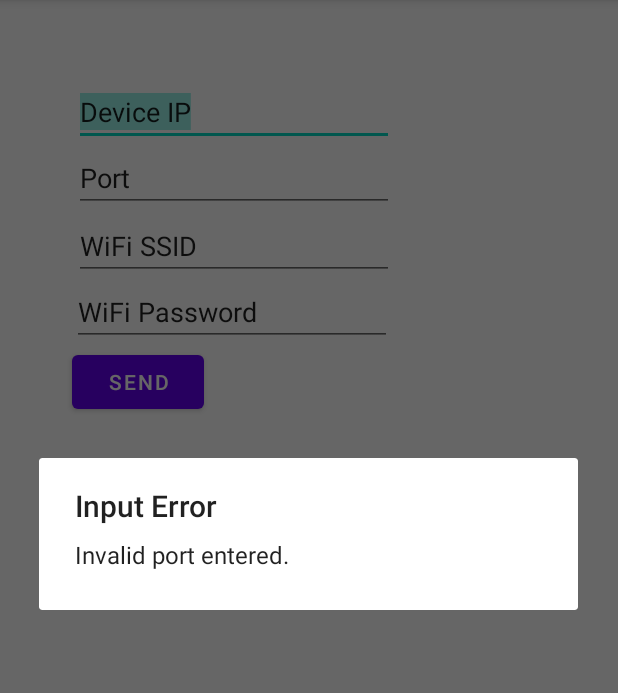
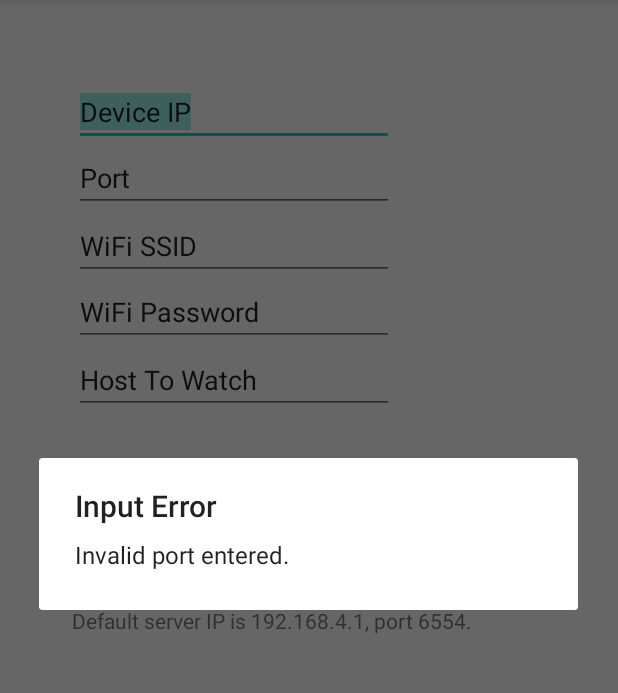
Before and after one commit to Eliasin/serverResetterClient, an Android app: the screen it shows after launch (MainActivity), after a tap on "SEND", on a phone screen of 412 x 824 dp, the part 84-777 px from its top. Run offline under Robolectric (Android 15) with nearby library versions, the phone set to English and light mode, and no system bars.

Commit message:
Add host to watch field and cache previous settings

```diff
--- a/app/src/main/java/com/example/serverresetterclient/MainActivity.kt
+++ b/app/src/main/java/com/example/serverresetterclient/MainActivity.kt
@@ -1,18 +1,17 @@
 package com.example.serverresetterclient
 
+import android.content.Context
 import androidx.appcompat.app.AppCompatActivity
 import android.os.Bundle
-import android.util.Log
 import android.view.View
-import android.widget.Button
 import android.widget.TextView
 import androidx.appcompat.app.AlertDialog
-import java.io.IOError
 import java.io.IOException
 import java.lang.IllegalArgumentException
 import java.lang.NumberFormatException
 import java.net.Socket
 import java.net.UnknownHostException
+import java.util.concurrent.atomic.AtomicBoolean
 import kotlin.concurrent.thread
 
 fun padByteArray(byteArray: ByteArray, size: Int, padding: Byte = 0): ByteArray {
@@ -38,21 +37,57 @@ fun displayAlert(view: View, title: String, message: String) {
 
 const val MAX_SSID_LENGTH: Int = 32
 const val MAX_PASSWORD_LENGTH: Int = 63
+const val MAX_HOST_LENGTH: Int = 32
 
 class MainActivity : AppCompatActivity() {
+    private var currentlyHandlingRequest: AtomicBoolean = AtomicBoolean(false)
+
     override fun onCreate(savedInstanceState: Bundle?) {
         super.onCreate(savedInstanceState)
         setContentView(R.layout.activity_main)
+
+        val preferences = getPreferences(Context.MODE_PRIVATE)
+        if (preferences.contains("deviceIP") && preferences.contains("port") && preferences.contains("ssid") && preferences.contains("password") && preferences.contains("hostToWatch")) {
+            val deviceIP = findViewById<TextView>(R.id.deviceIP)
+            val port = findViewById<TextView>(R.id.port)
+            val wifiSSID = findViewById<TextView>(R.id.wifiSSID)
+            val wifiPassword = findViewById<TextView>(R.id.wifiPassword)
+            val hostToWatch = findViewById<TextView>(R.id.hostToWatch)
+
+            deviceIP.text = preferences.getString("deviceIP", "")
+            port.text = preferences.getString("port", "")
+            wifiSSID.text = preferences.getString("ssid", "")
+            wifiPassword.text = preferences.getString("password", "")
+            hostToWatch.text = preferences.getString("hostToWatch", "")
+        }
     }
 
     fun sendConfiguration(view: View) {
+        if (currentlyHandlingRequest.get()) {
+            return
+        }
+
         val deviceIP = findViewById<TextView>(R.id.deviceIP)
         val port = findViewById<TextView>(R.id.port)
         val wifiSSID = findViewById<TextView>(R.id.wifiSSID)
         val wifiPassword = findViewById<TextView>(R.id.wifiPassword)
+        val hostToWatch = findViewById<TextView>(R.id.hostToWatch)
+
+        val preferences = getPreferences(Context.MODE_PRIVATE)
+        with(preferences.edit()) {
+            putString("deviceIP", deviceIP.text.toString())
+            putString("port", port.text.toString())
+            putString("ssid", wifiSSID.text.toString())
+            putString("password", wifiPassword.text.toString())
+            putString("hostToWatch", hostToWatch.text.toString())
+
+            apply()
+        }
 
         thread {
             try {
+                currentlyHandlingRequest.set(true)
+
                 val socket = Socket(deviceIP.text.toString(), port.text.toString().toInt())
                 val outputStream = socket.getOutputStream()
 
@@ -64,12 +99,20 @@ class MainActivity : AppCompatActivity() {
                 val paddedPasswordBytes = padByteArray(unpaddedPasswordBytes, MAX_PASSWORD_LENGTH)
                 outputStream.write(paddedPasswordBytes)
 
+                val unpaddedHostToWatchBytes = hostToWatch.text.toString().byteInputStream().readBytes()
+                val paddedHostToWatchBytes = padByteArray(unpaddedHostToWatchBytes, MAX_HOST_LENGTH)
+                outputStream.write(paddedHostToWatchBytes)
+
+                outputStream.flush()
+
                 val inputStream = socket.getInputStream()
 
                 inputStream.read()
                 runOnUiThread {
                     displayAlert(view, "Success", "Successfully uploaded credentials.")
                 }
+
+                socket.close()
             } catch (e: NumberFormatException) {
                 runOnUiThread {
                     displayAlert(view, "Input Error", "Invalid port entered.")
@@ -86,6 +129,8 @@ class MainActivity : AppCompatActivity() {
                 runOnUiThread {
                     displayAlert(view, "Input Error", "Invalid port entered.")
                 }
+            } finally {
+                currentlyHandlingRequest.set(false)
             }
         }
     }
--- a/app/src/main/res/layout/activity_main.xml
+++ b/app/src/main/res/layout/activity_main.xml
@@ -47,7 +47,7 @@
         android:id="@+id/wifiPassword"
         android:layout_width="wrap_content"
         android:layout_height="wrap_content"
-        android:layout_marginStart="48dp"
+        android:layout_marginStart="49dp"
         android:layout_marginTop="44dp"
         android:ems="10"
         android:inputType="textShortMessage"
@@ -60,21 +60,30 @@
         android:layout_width="wrap_content"
         android:layout_height="wrap_content"
         android:layout_marginStart="48dp"
-        android:layout_marginTop="44dp"
+        android:layout_marginTop="32dp"
         android:onClick="sendConfiguration"
         android:text="Send"
         app:layout_constraintStart_toStartOf="parent"
-        app:layout_constraintTop_toBottomOf="@+id/wifiSSID" />
+        app:layout_constraintTop_toBottomOf="@+id/hostToWatch" />
 
-    <TextView
-        android:id="@+id/hint"
+    <EditText
+        android:id="@+id/hostToWatch"
         android:layout_width="wrap_content"
         android:layout_height="wrap_content"
         android:layout_marginStart="49dp"
-        android:layout_marginTop="68dp"
-        android:layout_marginEnd="49dp"
-        android:text="Default IP for ESP8266 is 192.168.4.1 and port 80"
-        app:layout_constraintEnd_toEndOf="parent"
+        android:ems="10"
+        android:inputType="textShortMessage|text"
+        android:text="Host To Watch"
+        app:layout_constraintStart_toStartOf="parent"
+        app:layout_constraintTop_toBottomOf="@+id/wifiPassword" />
+
+    <TextView
+        android:id="@+id/hintText"
+        android:layout_width="wrap_content"
+        android:layout_height="wrap_content"
+        android:layout_marginStart="48dp"
+        android:layout_marginTop="48dp"
+        android:text="Default server IP is 192.168.4.1, port 6554."
         app:layout_constraintStart_toStartOf="parent"
         app:layout_constraintTop_toBottomOf="@+id/sendButton" />
 
```
